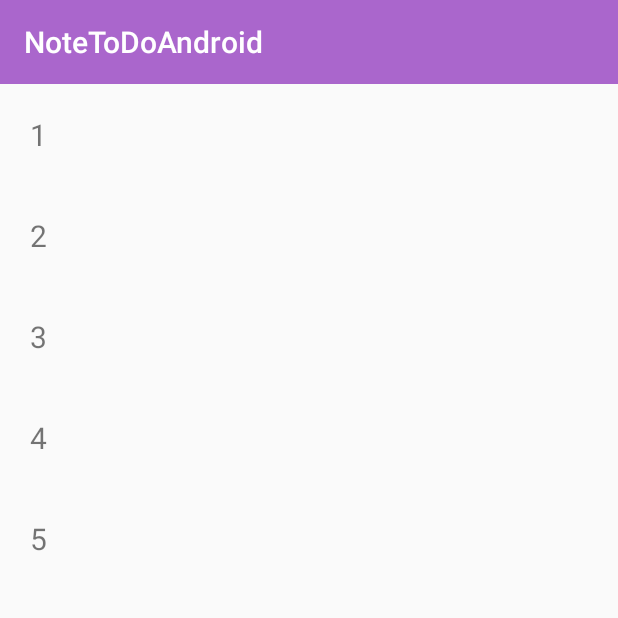
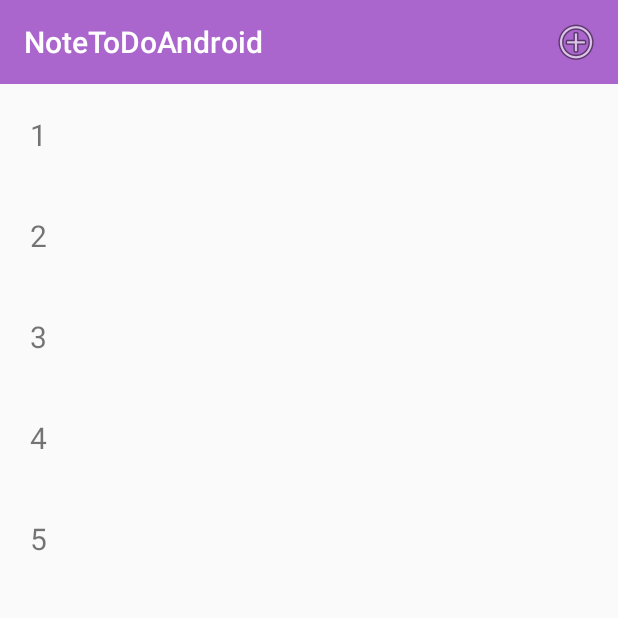
Before and after one commit to tranchung927/NoteToDoAndroid, an Android app: the screen it shows after launch (AllTasksActivity), on a phone screen of 412 x 824 dp, the top half of it. Run offline under Robolectric (Android 15) with nearby library versions, the phone set to English and light mode, and no system bars.

```diff
--- a/app/src/main/java/com/example/dung/notetodoandroid/AllTasksActivity.kt
+++ b/app/src/main/java/com/example/dung/notetodoandroid/AllTasksActivity.kt
@@ -6,6 +6,8 @@ import android.support.v7.app.AppCompatActivity
 import android.os.Bundle
 import android.support.v7.widget.LinearLayoutManager
 import android.support.v7.widget.Toolbar
+import android.view.Menu
+import android.view.MenuItem
 import android.view.View
 import kotlinx.android.synthetic.main.activity_all_tasks.*
 import kotlinx.android.synthetic.main.tool_bar.*
@@ -31,6 +33,25 @@ class AllTasksActivity : AppCompatActivity(), RecyclerAdapterInterface {
         recyclerView.adapter = adapter
     }
 
+    override fun onCreateOptionsMenu(menu: Menu?): Boolean {
+        menuInflater.inflate(R.menu.menu_graph, menu)
+        return super.onCreateOptionsMenu(menu)
+    }
+
+    override fun onOptionsItemSelected(item: MenuItem): Boolean {
+        when (item.itemId) {
+            R.id.action_add -> {
+                addNewNumber()
+                return true
+            }
+        }
+        return super.onOptionsItemSelected(item)
+    }
+
+    private fun addNewNumber() {
+        val intent = Intent(this, TaskDescriptionActivity::class.java)
+        startActivityForResult(intent, REQUSET_CODE)
+    }
     override fun didSelected(item: View, position: Int) {
         val intent = Intent(this, TaskDescriptionActivity::class.java).apply {
             putExtra(PASSING_NUMBER, numbers[position].toString())
--- a/app/src/main/res/layout/activity_all_tasks.xml
+++ b/app/src/main/res/layout/activity_all_tasks.xml
@@ -8,14 +8,13 @@
 
     <include
         android:id="@+id/toolBarAllTask"
-        layout="@layout/tool_bar" />
+        layout="@layout/tool_bar"/>
 
     <android.support.v7.widget.RecyclerView
         android:id="@+id/recyclerView"
         android:layout_width="match_parent"
         android:layout_height="0dp"
         app:layout_constraintBottom_toBottomOf="parent"
-        app:layout_constraintTop_toBottomOf="@+id/toolBarAllTask"
-        tools:layout_editor_absoluteX="0dp" />
+        app:layout_constraintTop_toBottomOf="@+id/toolBarAllTask"/>
 
 </android.support.constraint.ConstraintLayout>
--- a/app/src/main/res/menu/menu_graph.xml
+++ b/app/src/main/res/menu/menu_graph.xml
@@ -1,4 +1,10 @@
 <?xml version="1.0" encoding="utf-8"?>
-<menu xmlns:android="http://schemas.android.com/apk/res/android">
+<menu xmlns:app="http://schemas.android.com/apk/res-auto"
+    xmlns:android="http://schemas.android.com/apk/res/android">
 
+    <item
+        android:id="@+id/action_add"
+        android:icon="@android:drawable/ic_menu_add"
+        app:showAsAction="ifRoom"
+        android:title="" />
 </menu>
```
